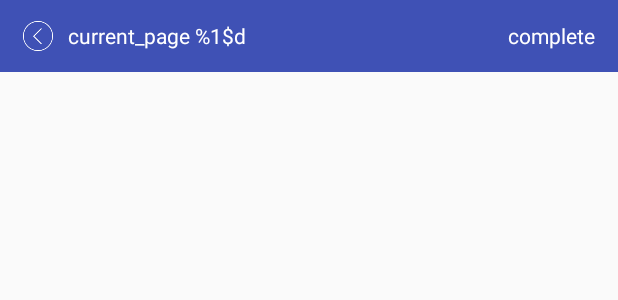
After one commit to LovingDog/LosePhone2, an Android app: the layout lay_action_title_bar.xml on its own in the app's theme, with its tools: preview values and no code run, on a phone screen of 412 x 824 dp. The commit adds this screen. Shown: the top 300 px of the screen. Run offline under Robolectric (Android 15) with nearby library versions, the phone set to English and light mode, and no system bars.

Commit message:
加入看大图布局

```diff
--- a/app/src/main/AndroidManifest.xml
+++ b/app/src/main/AndroidManifest.xml
@@ -3,11 +3,13 @@
     package="com.example.wanghanp.losephone">
 
     <uses-permission android:name="android.permission.CAMERA" />
+
     <uses-feature android:name="android.hardware.camera" />
     <uses-feature android:name="android.hardware.camera.autofocus" />
 
     <!-- 读写SD卡权限 -->
     <uses-permission android:name="android.permission.WRITE_EXTERNAL_STORAGE" />
+
     <application
         android:allowBackup="true"
         android:icon="@mipmap/person"
@@ -25,6 +27,8 @@
                 <category android:name="android.intent.category.LAUNCHER" />
             </intent-filter>
         </activity>
+        <activity android:name="com.example.wanghanp.myview.ShowPhotosActivity"
+            android:theme="@style/AppTheme.NoActionBar"></activity>
     </application>
 
 </manifest>
--- a/app/src/main/java/com/example/wanghanp/util/MobileInfo.java
+++ b/app/src/main/java/com/example/wanghanp/util/MobileInfo.java
@@ -5,7 +5,7 @@ import android.content.Context;
 import android.util.DisplayMetrics;
 
 public class MobileInfo {
-    private static MobileInfo instance;
+    public static MobileInfo instance;
 
     private MobileInfo(Activity context) {
         this.context = context;
--- /dev/null
+++ b/app/src/main/res/layout/lay_action_title_bar.xml
@@ -0,0 +1,35 @@
+<?xml version="1.0" encoding="utf-8"?>
+<LinearLayout xmlns:android="http://schemas.android.com/apk/res/android"
+    android:layout_width="match_parent"
+    android:layout_height="48dp"
+    android:background="@color/colorPrimary">
+
+    <ImageView
+        android:id="@+id/bar_back"
+        android:layout_width="20dp"
+        android:layout_height="20dp"
+        android:layout_gravity="center_vertical"
+        android:layout_marginLeft="15dp"
+        android:background="@mipmap/ic_title_btn_back"/>
+    <TextView
+        android:id="@+id/bar_title"
+        android:layout_width="wrap_content"
+        android:layout_height="48dp"
+        android:gravity="center_vertical"
+        android:layout_marginLeft="10dp"
+        android:textColor="@color/white"
+        android:text="@string/curren_page"/>
+    <LinearLayout
+        android:id="@+id/bar_lay_complete"
+        android:layout_width="match_parent"
+        android:layout_height="match_parent"
+        android:gravity="right|center_vertical">
+        <TextView
+            android:id="@+id/bar_complete"
+            android:layout_width="wrap_content"
+            android:layout_height="wrap_content"
+            android:textColor="@color/white"
+            android:layout_marginRight="15dp"
+            android:text="@string/bar_complete"/>
+    </LinearLayout>
+</LinearLayout>
--- a/app/src/main/res/layout/list_item_takephotos.xml
+++ b/app/src/main/res/layout/list_item_takephotos.xml
@@ -3,7 +3,7 @@
     android:orientation="vertical" android:layout_width="match_parent"
     android:gravity="center"
     android:layout_height="wrap_content">
-<ImageView
+<com.example.wanghanp.myview.ZoomImageView
     android:id="@+id/iv_takephotos"
     android:layout_width="150dp"
     android:scaleType="fitXY"
--- /dev/null
+++ b/app/src/main/res/values-w820dp/dimens.xml
@@ -0,0 +1,6 @@
+<resources>
+    <!-- Example customization of dimensions originally defined in res/values/dimens.xml
+         (such as screen margins) for screens with more than 820dp of available width. This
+         would include 7" and 10" devices in landscape (~960dp and ~1280dp respectively). -->
+    <dimen name="activity_horizontal_margin">64dp</dimen>
+</resources>
--- a/app/src/main/res/values/dimens.xml
+++ b/app/src/main/res/values/dimens.xml
@@ -5,4 +5,5 @@
     <dimen name="nav_header_vertical_spacing">16dp</dimen>
     <dimen name="nav_header_height">160dp</dimen>
     <dimen name="fab_margin">16dp</dimen>
+    <dimen name="appbar_padding_top">8dp</dimen>
 </resources>
--- a/app/src/main/res/values/strings.xml
+++ b/app/src/main/res/values/strings.xml
@@ -5,4 +5,8 @@
     <string name="navigation_drawer_close">Close navigation drawer</string>
 
     <string name="action_settings">Settings</string>
+    <string name="title_activity_show_photos">ShowPhotosActivity</string>
+    <string name="section_format">Hello World from section: %1$d</string>
+    <string name="curren_page">current_page %1$d</string>
+    <string name="bar_complete">complete</string>
 </resources>
--- a/app/src/main/res/values/styles.xml
+++ b/app/src/main/res/values/styles.xml
@@ -6,6 +6,8 @@
         <item name="colorPrimary">@color/colorPrimary</item>
         <item name="colorPrimaryDark">@color/colorPrimaryDark</item>
         <item name="colorAccent">@color/colorAccent</item>
+        <item name="android:title">"123123"</item>
+
     </style>
 
     <style name="AppTheme.NoActionBar">
```
Also changed, not shown: app/src/main/java/com/example/wanghanp/losephone/MainActivity.java (+19 -2 lines), app/src/main/java/com/example/wanghanp/losephone/Shake/contract/adapter/ShowPhotosAdapter.java (added, +64 -0 lines), app/src/main/java/com/example/wanghanp/myview/ShowPhotosActivity.java (added, +55 -0 lines), app/src/main/java/com/example/wanghanp/myview/ZoomImageView.java (added, +148 -0 lines), app/src/main/res/layout/activity_show_photos.xml (added, +34 -0 lines), app/src/main/res/menu/menu_show_photos.xml (added, +10 -0 lines), app/src/main/res/mipmap-hdpi/ic_title_btn_back.png (added).
